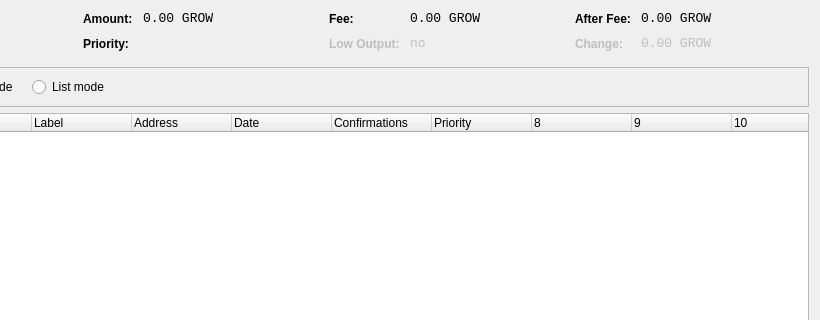
Old version of the form src/qt/forms/coincontroldialog.ui in the repository aurovine/AudioCoin; both pictures show x 180 to 1000 and y 0 to 320 of the 1000 by 500 pixel window.
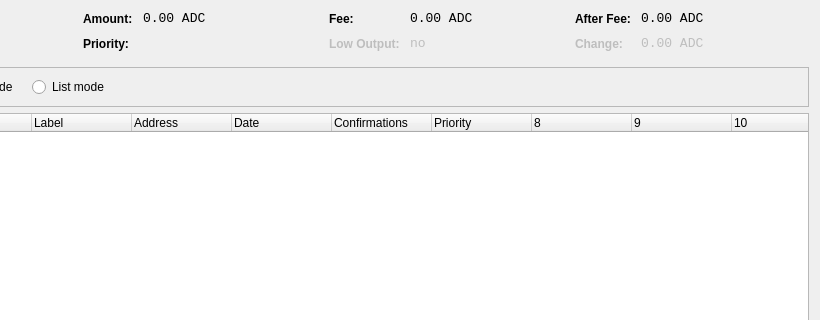
New version of the form. Custom widgets are drawn as their Qt base class.

What changed in the file:
```diff
--- a/src/qt/forms/coincontroldialog.ui
+++ b/src/qt/forms/coincontroldialog.ui
@@ -141,7 +141,7 @@
           <enum>Qt::ActionsContextMenu</enum>
          </property>
          <property name="text">
-          <string notr="true">0.00 GROW</string>
+          <string notr="true">0.00 ADC</string>
          </property>
          <property name="textInteractionFlags">
           <set>Qt::LinksAccessibleByMouse|Qt::TextSelectableByKeyboard|Qt::TextSelectableByMouse</set>
@@ -221,7 +221,7 @@
           <enum>Qt::ActionsContextMenu</enum>
          </property>
          <property name="text">
-          <string notr="true">0.00 GROW</string>
+          <string notr="true">0.00 ADC</string>
          </property>
          <property name="textInteractionFlags">
           <set>Qt::LinksAccessibleByMouse|Qt::TextSelectableByKeyboard|Qt::TextSelectableByMouse</set>
@@ -307,7 +307,7 @@
           <enum>Qt::ActionsContextMenu</enum>
          </property>
          <property name="text">
-          <string notr="true">0.00 GROW</string>
+          <string notr="true">0.00 ADC</string>
          </property>
          <property name="textInteractionFlags">
           <set>Qt::LinksAccessibleByMouse|Qt::TextSelectableByKeyboard|Qt::TextSelectableByMouse</set>
@@ -345,7 +345,7 @@
           <enum>Qt::ActionsContextMenu</enum>
          </property>
          <property name="text">
-          <string notr="true">0.00 GROW</string>
+          <string notr="true">0.00 ADC</string>
          </property>
          <property name="textInteractionFlags">
           <set>Qt::LinksAccessibleByMouse|Qt::TextSelectableByKeyboard|Qt::TextSelectableByMouse</set>
```
